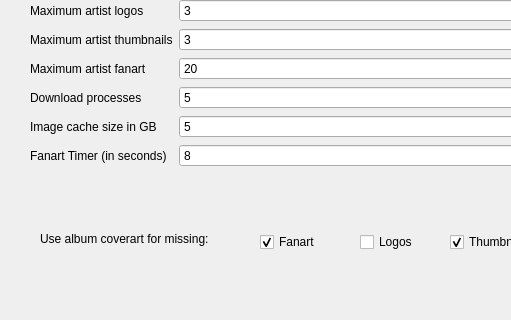
e1miran/Now-Playing-Serato, file nowplaying/resources/artistextras_ui.ui: the form before one commit; both pictures show x 0 to 511 and y 160 to 480 of the 640 by 480 pixel window.
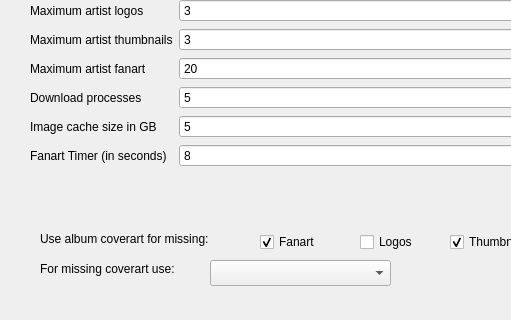
The form after the commit.

Commit message: Use artistextras as coverart filler (#902)

Diff of the .ui file:
```diff
--- a/nowplaying/resources/artistextras_ui.ui
+++ b/nowplaying/resources/artistextras_ui.ui
@@ -210,7 +210,7 @@
     <rect>
      <x>40</x>
      <y>390</y>
-     <width>191</width>
+     <width>201</width>
      <height>18</height>
     </rect>
    </property>
@@ -247,6 +247,29 @@
     <string>Clear Cache</string>
    </property>
   </widget>
+  <widget class="QLabel" name="label">
+   <property name="geometry">
+    <rect>
+     <x>40</x>
+     <y>420</y>
+     <width>191</width>
+     <height>18</height>
+    </rect>
+   </property>
+   <property name="text">
+    <string>For missing coverart use:</string>
+   </property>
+  </widget>
+  <widget class="QComboBox" name="coverart_combobox">
+   <property name="geometry">
+    <rect>
+     <x>210</x>
+     <y>420</y>
+     <width>181</width>
+     <height>26</height>
+    </rect>
+   </property>
+  </widget>
  </widget>
  <resources/>
  <connections/>
```
Left out of the diff: 195 changed lines with no effect on the pictures. The commit also changes 21 other files.
